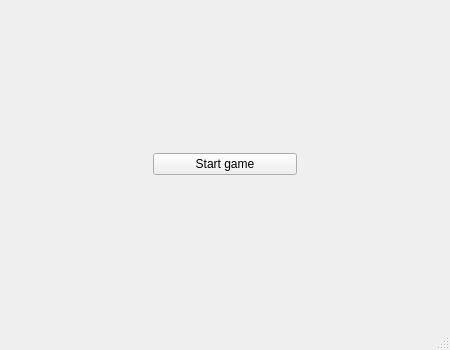
The window that src/ui/qtwidgets/startwindow.ui (Marcennaji/HoldemCore) describes before a commit, drawn with Qt 5.
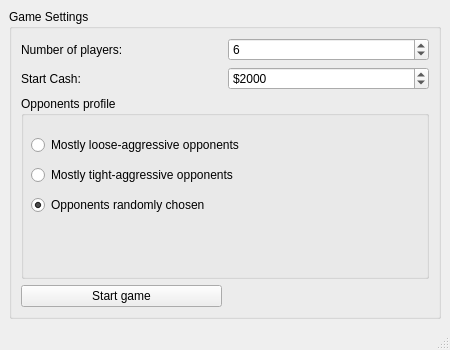
The same window after the commit. Icons and pictures are not drawn.

Patch:
```diff
--- a/src/ui/qtwidgets/startwindow.ui
+++ b/src/ui/qtwidgets/startwindow.ui
@@ -27,41 +27,71 @@
   </property>
   <widget class="QWidget" name="centralwidget">
    <layout class="QGridLayout" name="gridLayout_2">
-    <item row="0" column="1">
-     <spacer>
-      <property name="orientation">
-       <enum>Qt::Vertical</enum>
+    <item row="0" column="0">
+     <widget class="QGroupBox" name="groupBox">
+      <property name="title">
+       <string>Game Settings</string>
       </property>
-      <property name="sizeHint" stdset="0">
-       <size>
-        <width>20</width>
-        <height>95</height>
-       </size>
-      </property>
-     </spacer>
-    </item>
+      <layout class="QGridLayout" name="_2">
     <item row="1" column="0">
-     <spacer>
-      <property name="orientation">
-       <enum>Qt::Horizontal</enum>
-      </property>
-      <property name="sizeHint" stdset="0">
-       <size>
-        <width>63</width>
-        <height>20</height>
-       </size>
-      </property>
-     </spacer>
+        <widget class="QLabel" name="label_2">
+         <property name="text">
+          <string>Start Cash:</string>
+         </property>
+         <property name="buddy">
+          <cstring>spinBox_startCash</cstring>
+         </property>
+        </widget>
     </item>
     <item row="1" column="1">
-     <layout class="QGridLayout" name="gridLayout">
+        <widget class="QSpinBox" name="spinBox_startCash">
+         <property name="prefix">
+          <string>$</string>
+         </property>
+         <property name="minimum">
+          <number>1000</number>
+         </property>
+         <property name="maximum">
+          <number>1000000</number>
+         </property>
+         <property name="singleStep">
+          <number>50</number>
+         </property>
+         <property name="value">
+          <number>2000</number>
+         </property>
+        </widget>
+       </item>
+       <item row="0" column="1">
+        <widget class="QSpinBox" name="spinBox_quantityPlayers">
+         <property name="minimum">
+          <number>2</number>
+         </property>
+         <property name="maximum">
+          <number>10</number>
+         </property>
+         <property name="value">
+          <number>6</number>
+         </property>
+        </widget>
+       </item>
       <item row="0" column="0">
+        <widget class="QLabel" name="label">
+         <property name="text">
+          <string>Number of players:</string>
+         </property>
+         <property name="buddy">
+          <cstring>spinBox_quantityPlayers</cstring>
+         </property>
+        </widget>
+       </item>
+       <item row="3" column="0">
        <widget class="QPushButton" name="pushButtonStartGame">
-        <property name="sizePolicy">
-         <sizepolicy hsizetype="MinimumExpanding" vsizetype="Preferred">
-          <horstretch>0</horstretch>
-          <verstretch>0</verstretch>
-         </sizepolicy>
+         <property name="maximumSize">
+          <size>
+           <width>337</width>
+           <height>16777215</height>
+          </size>
         </property>
         <property name="focusPolicy">
          <enum>Qt::NoFocus</enum>
@@ -81,33 +111,63 @@
         </property>
        </widget>
       </item>
-     </layout>
-    </item>
-    <item row="1" column="2">
-     <spacer>
-      <property name="orientation">
-       <enum>Qt::Horizontal</enum>
-      </property>
-      <property name="sizeHint" stdset="0">
-       <size>
-        <width>63</width>
-        <height>20</height>
-       </size>
-      </property>
-     </spacer>
-    </item>
-    <item row="2" column="1">
-     <spacer>
-      <property name="orientation">
-       <enum>Qt::Vertical</enum>
-      </property>
-      <property name="sizeHint" stdset="0">
-       <size>
-        <width>20</width>
-        <height>95</height>
-       </size>
-      </property>
-     </spacer>
+       <item row="2" column="0" colspan="2">
+        <widget class="QGroupBox" name="groupBox_3">
+         <property name="title">
+          <string>Opponents profile</string>
+         </property>
+         <widget class="QRadioButton" name="radioButton_opponentsRandomlyChosen">
+          <property name="geometry">
+           <rect>
+            <x>10</x>
+            <y>100</y>
+            <width>231</width>
+            <height>18</height>
+           </rect>
+          </property>
+          <property name="text">
+           <string>Opponents randomly chosen</string>
+          </property>
+          <property name="checked">
+           <bool>true</bool>
+          </property>
+         </widget>
+         <widget class="QRadioButton" name="radioButton_opponentsLooseAggressive">
+          <property name="enabled">
+           <bool>true</bool>
+          </property>
+          <property name="geometry">
+           <rect>
+            <x>10</x>
+            <y>40</y>
+            <width>241</width>
+            <height>18</height>
+           </rect>
+          </property>
+          <property name="text">
+           <string>Mostly loose-aggressive opponents</string>
+          </property>
+          <property name="checked">
+           <bool>false</bool>
+          </property>
+         </widget>
+         <widget class="QRadioButton" name="radioButton_opponentsTightAgressive">
+          <property name="geometry">
+           <rect>
+            <x>10</x>
+            <y>70</y>
+            <width>231</width>
+            <height>18</height>
+           </rect>
+          </property>
+          <property name="text">
+           <string>Mostly tight-aggressive opponents</string>
+          </property>
+         </widget>
+        </widget>
+       </item>
+      </layout>
+     </widget>
     </item>
    </layout>
   </widget>
```
Lines whose indentation alone changed are shown as unchanged.
